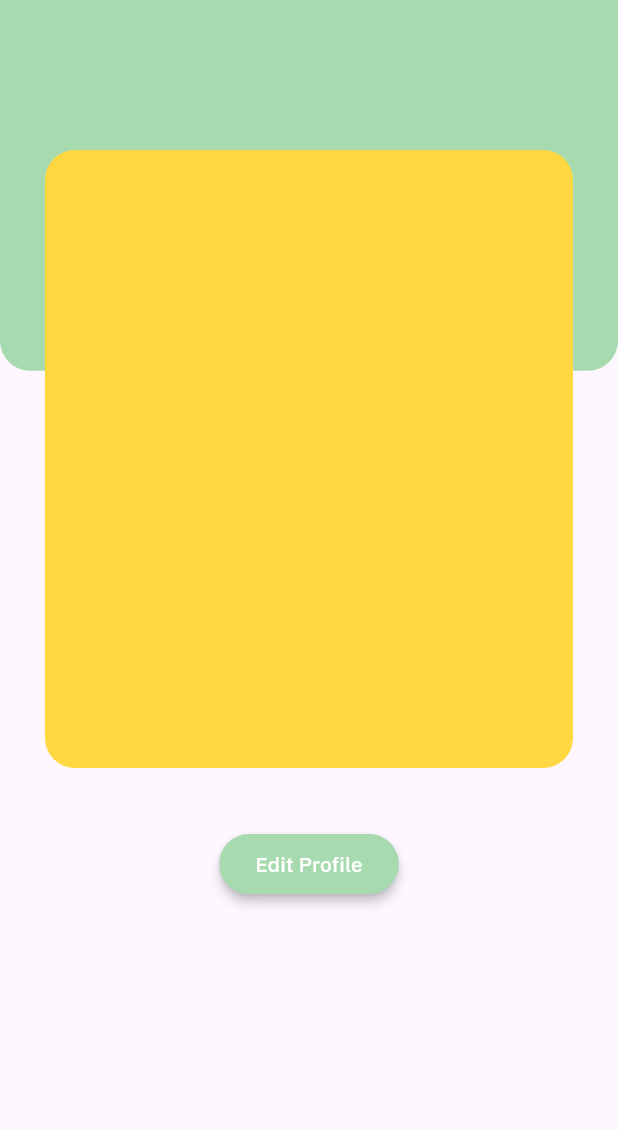
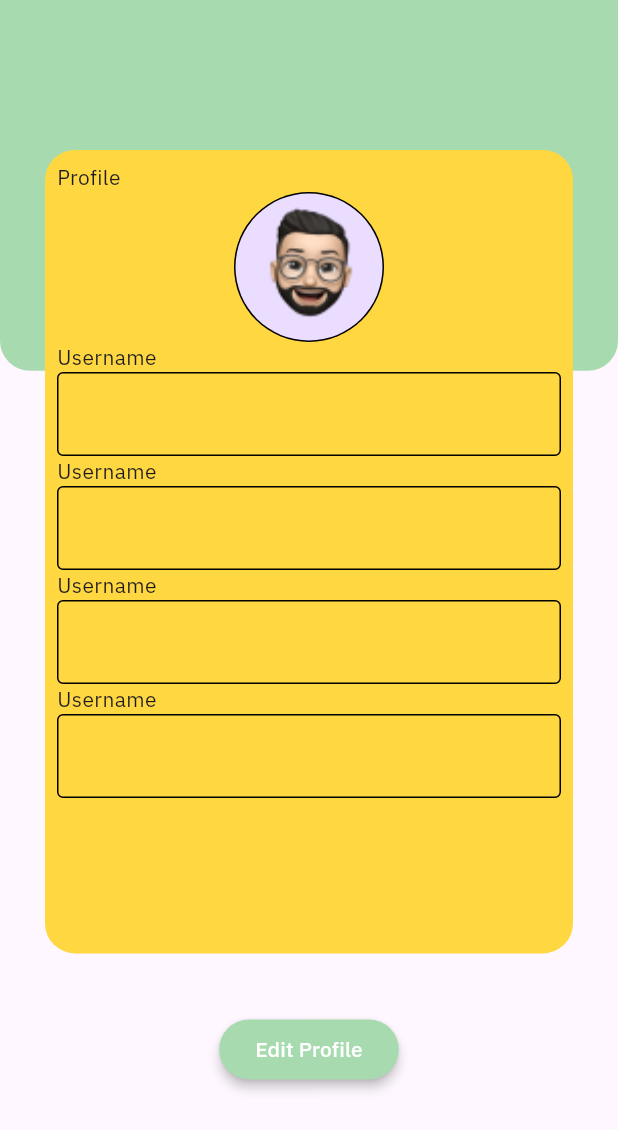
Before and after one commit to SIVANESANTN31/TRACHCARE, a Flutter app: the profilepage screen opened directly, on a phone screen of 412 x 824 dp. Shown: the top 1130 px of the screen. Run offline on Flutter 3.47's test engine with Material 3 defaults, Android fonts, the phone set to English and light mode, and no system bars; our stand-ins replace animate_do, carousel_slider, gap, google_fonts, sizer.

Commit message:
Profile page partially completed

```diff
--- a/trachcare/lib/Screens/Views/Doctor/Bottomnavigator/Doctorsdashboard.dart
+++ b/trachcare/lib/Screens/Views/Doctor/Bottomnavigator/Doctorsdashboard.dart
@@ -39,7 +39,7 @@ class DoctorDashBoard extends StatelessWidget {
         var currentIndex = 0;
     List imagelist = ["assets/images/Images_1.png","assets/images/images_2.png","assets/images/Images_3.png"];
     return Scaffold(
-      appBar: Appbar(Name: "sivanesan",bottom: Bottom(context), height: 190,),
+      appBar: Appbar(Name: "sivanesan",bottom: Bottom(context), height: 35.h,),
        drawer: drawer(),
 
       body: ListView(
--- a/trachcare/lib/Screens/Views/Doctor/Profilepage.dart
+++ b/trachcare/lib/Screens/Views/Doctor/Profilepage.dart
@@ -1,9 +1,11 @@
+// ignore_for_file: sort_child_properties_last
+
 import "package:flutter/cupertino.dart";
 import "package:flutter/material.dart";
 import "package:sizer/sizer.dart";
 import "package:trachcare/components/Appbar_copy.dart";
 import "package:trachcare/components/custom_button.dart";
-
+// import 'package:editable_image/editable_image.dart';
 import "../../../components/NAppbar.dart";
 import "../../../style/colors.dart";
 
@@ -19,7 +21,7 @@ class profilepage extends StatelessWidget {
                     children: [
                       Container(
                         height: 30.h,
-                        decoration: BoxDecoration(
+                        decoration: const BoxDecoration(
                           color: TitleColor,
                           borderRadius: BorderRadius.only(bottomLeft: Radius.circular(20),bottomRight: Radius.circular(20))
                         ),
@@ -27,17 +29,129 @@ class profilepage extends StatelessWidget {
                       Padding(
                         padding: const EdgeInsets.only(top:100,left: 30,right: 30,bottom: 0),
                         child: Container(
-                          height: 50.h,
-                          decoration: BoxDecoration(
+                          child: const Padding(
+                            padding: EdgeInsets.all(8.0),
+                            child: Column(
+                              crossAxisAlignment: CrossAxisAlignment.stretch,
+                              children: [
+                                Text('Profile',),
+                                CircleAvatar(
+                                  radius: 50,
+                                  backgroundColor: Colors.black,
+                                  child: CircleAvatar(
+                                    radius: 49,
+                                    backgroundImage: AssetImage('assets/images/doctor.png'),
+                                  ),
+                                ),
+                                Column(
+                                  mainAxisAlignment: MainAxisAlignment.spaceEvenly,
+                                  children: [
+                                    Column(
+                                      mainAxisAlignment: MainAxisAlignment.spaceEvenly,
+                                      crossAxisAlignment: CrossAxisAlignment.start,
+                                      children: [
+                                        Text('Username'),
+                                        TextField(
+                                          enableInteractiveSelection : false,
+                                        decoration:  InputDecoration(
+                                          enabledBorder: OutlineInputBorder(
+                                            borderSide: BorderSide(
+                                              width: 1.0,
+
+                                            ),
+
+                                          ),
+
+                                        ),
+
+                                        ),
+
+                                      ],
+                                    ),
+                                    Column(
+                                      mainAxisAlignment: MainAxisAlignment.spaceEvenly,
+                                      crossAxisAlignment: CrossAxisAlignment.start,
+                                      children: [
+                                        Text('Username'),
+                                        TextField(
+                                          enableInteractiveSelection : false,
+                                        decoration:  InputDecoration(
+                                          enabledBorder: OutlineInputBorder(
+                                            borderSide: BorderSide(
+                                              width: 1.0,
+
+                                            ),
+
+                                          ),
+
+                                        ),
+
+                                        ),
+
+                                      ],
+                                    ),
+                                    Column(
+                                      mainAxisAlignment: MainAxisAlignment.spaceEvenly,
+                                      crossAxisAlignment: CrossAxisAlignment.start,
+                                      children: [
+                                        Text('Username'),
+                                        TextField(
+                                          enableInteractiveSelection : false,
+                                        decoration:  InputDecoration(
+                                          enabledBorder: OutlineInputBorder(
+                                            borderSide: BorderSide(
+                                              width: 1.0,
+
+                                            ),
+
+                                          ),
+
+                                        ),
+
+                                        ),
+
+                                      ],
+                                    ),
+                                    Column(
+                                      mainAxisAlignment: MainAxisAlignment.spaceEvenly,
+                                      crossAxisAlignment: CrossAxisAlignment.start,
+                                      children: [
+                                        Text('Username'),
+                                        TextField(
+                                          enableInteractiveSelection : false,
+                                        decoration:  InputDecoration(
+                                          fillColor: Colors.white,
+                                          enabledBorder: OutlineInputBorder(
+                                            borderSide: BorderSide(
+                                              width: 1.0,
+
+                                            ),
+
+                                          ),
+
+                                        ),
+
+                                        ),
+
+                                      ],
+                                    ),
+                                  ],
+                                ),
+                              ],
+                            ),
+                          ),
+                          height: 65.h,
+                          decoration: const BoxDecoration(
                             color: Colors.amberAccent,
                             borderRadius: BorderRadius.all(Radius.circular(20))
                           ),
                         ),
                       ),
 
+
                     ],
                   ),
-                   SizedBox(height: 40,),
+                   const SizedBox(height: 40,),
                   ElevatedButton(
                         style: ElevatedButton.styleFrom(
                           backgroundColor: TitleColor,
@@ -46,7 +160,7 @@ class profilepage extends StatelessWidget {
                         onPressed: () {
                           print('Success');
                         },
-                        child: Text('Edit Profile',
+                        child: const Text('Edit Profile',
                                     style: TextStyle(
                                               color: Colors.white,
                       ),
```
